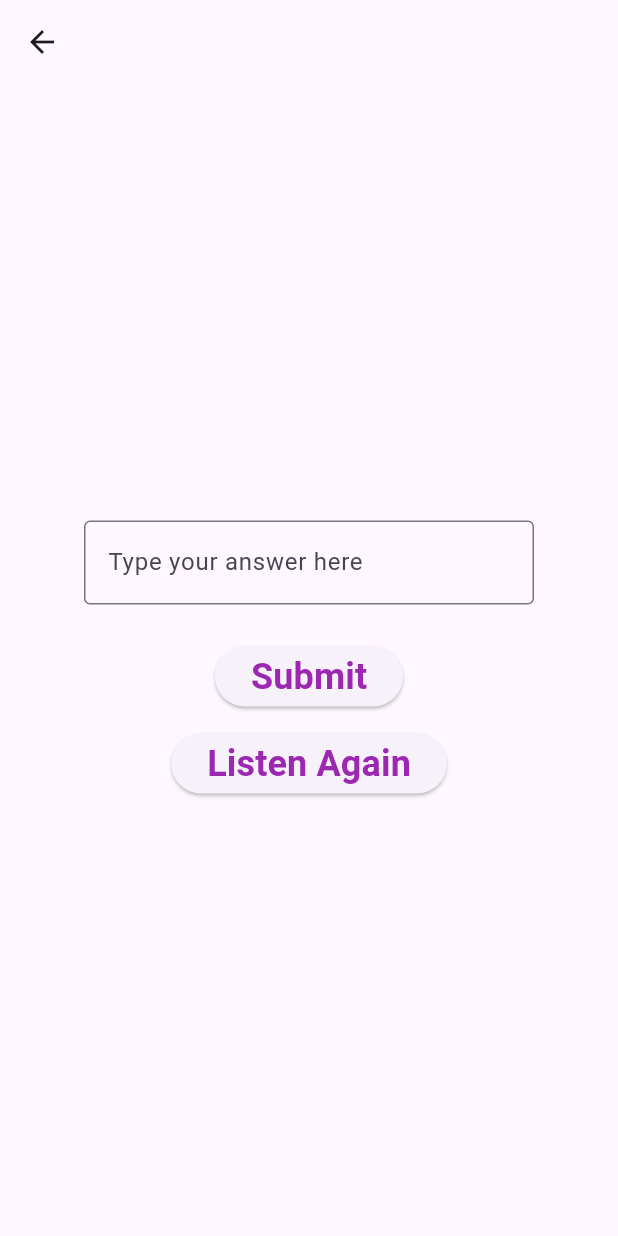
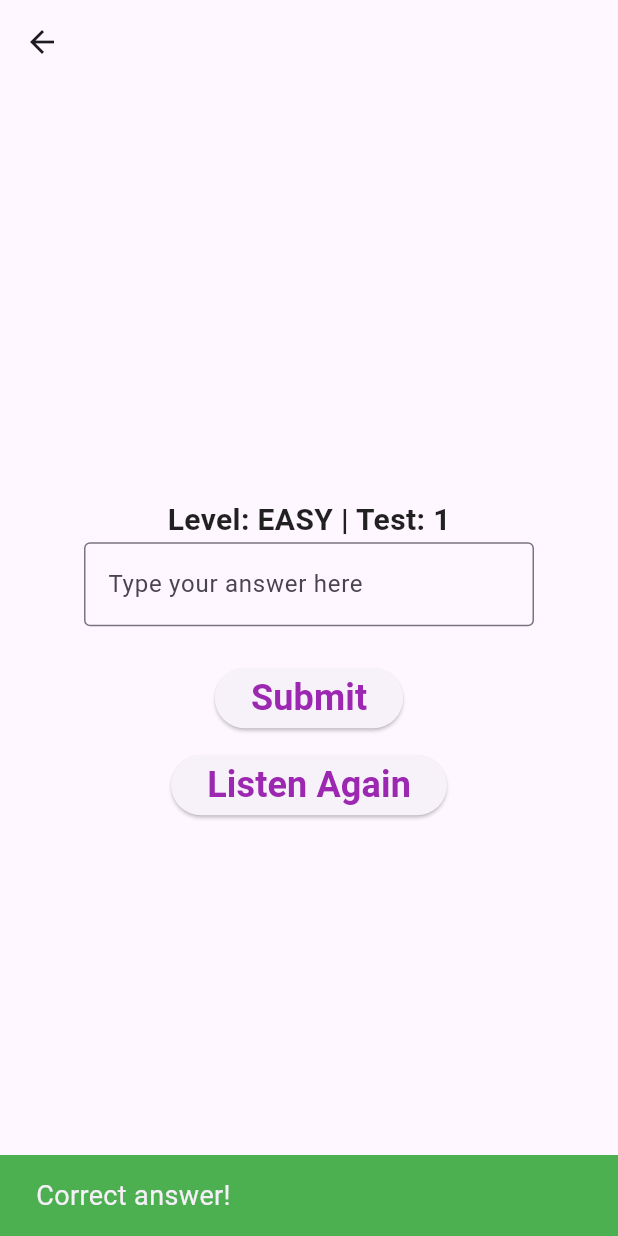
Before and after one commit to sketcher03/learning_app_v1, a Flutter app: the TestPage screen opened directly with empty values, after a tap on "Submit", on a phone screen of 412 x 824 dp. Run offline on Flutter 3.47's test engine with Material 3 defaults, Android fonts, the phone set to English and light mode, and no system bars; our stand-ins replace flutter_tts, google_fonts; network calls fail.

Commit message:
age and difficulty level complete

```diff
--- /dev/null
+++ b/learning_app_v2/devtools_options.yaml
@@ -0,0 +1,3 @@
+description: This file stores settings for Dart & Flutter DevTools.
+documentation: https://docs.flutter.dev/tools/devtools/extensions#configure-extension-enablement-states
+extensions:
--- a/learning_app_v2/lib/test_page.dart
+++ b/learning_app_v2/lib/test_page.dart
@@ -7,8 +7,10 @@ import 'package:google_fonts/google_fonts.dart';
 
 class TestPage extends StatefulWidget {
   final String topic;
+  final String ageGroup;
 
-  const TestPage({super.key, required this.topic});
+  //const TestPage({super.key, required this.topic, required String ageGroup});
+  const TestPage({super.key, required this.ageGroup, required this.topic});
 
   @override
   _TestPageState createState() => _TestPageState();
@@ -17,33 +19,33 @@ class TestPage extends StatefulWidget {
 class _TestPageState extends State<TestPage> {
   final FlutterTts flutterTts = FlutterTts();
   final TextEditingController _answerController = TextEditingController(); // Controller for the text field
+
+
+  String currentDifficulty = "easy";
+  int currentTestNumber = 1; // Test number within the difficulty (1 to 3)
   int currentQuestionIndex = 0;
+  List<int> testScores = []; // Stores scores for the current difficulty level
   int score = 0;
+  bool isLoading = false;
 
   String ageGroup = "";
   String currentWord = "";
   String difficulty = "";
 
-  // final List<Map<String, dynamic>> questions = [
-  //   {
-  //     "question": "Spell the word 'Apple'",
-  //     "answer": "apple",
-  //   },
-  //   {
-  //     "question": "Spell the word 'Banana'",
-  //     "answer": "banana",
-  //   },
-  //   {
-  //     "question": "Spell the word 'Elephant'",
-  //     "answer": "elephant",
-  //   },
-  // ];
+  // @override
+  // void initState() {
+  //   super.initState();
+  //   initializeTts();
+  //   fetchRandomSpellingWord();; // Speak the first question when the page loads
+  // }
 
     @override
     void initState() {
       super.initState();
+      ageGroup = widget.ageGroup; // Set ageGroup from widget
+      currentDifficulty = "easy";
       initializeTts();
-    fetchRandomSpellingWord();; // Speak the first question when the page loads
+      fetchRandomSpellingWord();
     }
 
   Future<void> initializeTts() async {
@@ -57,19 +59,74 @@ class _TestPageState extends State<TestPage> {
     await flutterTts.speak(text); // Speak the text
   }
 
+  // Future<void> fetchRandomSpellingWord() async {
+  //   final response = await http.get(Uri.parse('http://10.0.2.2:5000/api/random-spelling-word'));
+  //   if (response.statusCode == 200) {
+  //     final data = json.decode(response.body);
+  //     print("$data");
+  //     setState(() {
+  //       ageGroup = data['Age Group'];
+  //       currentWord = data['Word'];
+  //       difficulty = data['Difficulty Level'];
+  //     });
+  //     speak("Spell the word $currentWord"); // Speak the word
+  //   } else {
+  //     throw Exception('Failed to load word');
+  //   }
+  // }
+
   Future<void> fetchRandomSpellingWord() async {
-    final response = await http.get(Uri.parse('http://10.0.2.2:5000/api/random-spelling-word'));
+  setState(() {
+    isLoading = true;
+  });
+  try {
+    final response = await http.get(
+            Uri.parse('http://10.0.2.2:5000/api/random-spelling-word?age_group=$ageGroup&difficulty=$currentDifficulty'),
+    );
     if (response.statusCode == 200) {
       final data = json.decode(response.body);
       print("$data");
+
+
+      print("ageGroup= $ageGroup");
+
+
       setState(() {
         ageGroup = data['Age Group'];
         currentWord = data['Word'];
         difficulty = data['Difficulty Level'];
+        isLoading = false;
       });
-      speak("Spell the word $currentWord"); // Speak the word
+      print("ageGroup= $ageGroup");
+
+
+      speak("Spell the word $currentWord");
+
+
     } else {
-      throw Exception('Failed to load word');
+      setState(() {
+        isLoading = false;
+      });
+      ScaffoldMessenger.of(context).showSnackBar(
+        const SnackBar(
+          content: Text("Failed to fetch word. Please try again."),
+          backgroundColor: Colors.red,
+          duration: Duration(seconds: 2),
+        ),
+      );
+    }
+  } catch (e) {
+    setState(() {
+      isLoading = false;
+    });
+    print("Error fetching word: $e");
+    ScaffoldMessenger.of(context).showSnackBar(
+      const SnackBar(
+        content: Text("An error occurred. Please check your connection."),
+        backgroundColor: Colors.red,
+        duration: Duration(seconds: 2),
+      ),
+    );
   }
 }
 
@@ -79,6 +136,13 @@ class _TestPageState extends State<TestPage> {
       setState(() {
         score++;
       });
+      ScaffoldMessenger.of(context).showSnackBar(
+        const SnackBar(
+        content: Text("Correct answer!"),
+        backgroundColor: Colors.green,
+        duration: Duration(seconds: 2),
+      ),
+      );
     } else {
       ScaffoldMessenger.of(context).showSnackBar(
         const SnackBar(
@@ -95,15 +159,94 @@ class _TestPageState extends State<TestPage> {
       });
       _answerController.clear(); // Clear the text field
       fetchRandomSpellingWord(); // Fetch and speak the next word
-    } else {
-      Navigator.pushReplacement(
-        context,
-        MaterialPageRoute(
-          builder: (context) => ScorePage(score: score, total: 10), // as 10 questions per test
+    }
+  //else {
+  //     Navigator.pushReplacement(
+  //       context,
+  //       MaterialPageRoute(
+  //         builder: (context) => ScorePage(score: score, total: 10), // as 10 questions per test
+  //       ),
+  //     );
+  //   }
+  // }
+
+  // difficulty starts
+
+  else {
+    // Test completed
+    setState(() {
+      testScores.add(score); // Save the score for the current test
+      currentQuestionIndex = 0; // Reset question index for the next test
+      score = 0; // Reset score for the next test
+    });
+
+    // Check if 3 tests are completed
+    if (testScores.length == 3) {
+      double averageScore = testScores.reduce((a, b) => a + b) / 30; // Calculate average score (out of 10)
+      if (averageScore >= 0.8) {
+        // Promote to the next level
+        if (currentDifficulty == "easy") {
+          setState(() {
+            currentDifficulty = "moderate";
+            currentTestNumber = 1;
+            testScores = [];
+          });
+          ScaffoldMessenger.of(context).showSnackBar(
+            const SnackBar(
+              content: Text("Congratulations! You have been promoted to the moderate level."),
+              backgroundColor: Colors.green,
+              duration: Duration(seconds: 3),
+            ),
+          );
+        } else if (currentDifficulty == "moderate") {
+          setState(() {
+            currentDifficulty = "hard";
+            currentTestNumber = 1;
+            testScores = [];
+          });
+          ScaffoldMessenger.of(context).showSnackBar(
+            const SnackBar(
+              content: Text("Congratulations! You have been promoted to the hard level."),
+              backgroundColor: Colors.green,
+              duration: Duration(seconds: 3),
+            ),
+          );
+        } else if (currentDifficulty == "hard") {
+          ScaffoldMessenger.of(context).showSnackBar(
+            const SnackBar(
+              content: Text("Congratulations! You have completed all levels."),
+              backgroundColor: Colors.green,
+              duration: Duration(seconds: 3),
             ),
           );
         }
+      } else {
+        // Retry the same level
+        setState(() {
+          currentTestNumber = 1;
+          testScores = [];
+        });
+        ScaffoldMessenger.of(context).showSnackBar(
+          const SnackBar(
+            content: Text("You need to score at least 80% to proceed to the next level. Retrying..."),
+            backgroundColor: Colors.red,
+            duration: Duration(seconds: 3),
+          ),
+        );
       }
+    } else {
+      // Move to the next test
+      setState(() {
+        currentTestNumber++;
+      });
+    }
+
+    // Fetch the first word for the next test
+    fetchRandomSpellingWord();
+  }
+}
+
+// difficulty ends
 
   @override
   void dispose() {
@@ -114,12 +257,21 @@ class _TestPageState extends State<TestPage> {
 
   @override
   Widget build(BuildContext context) {
+
+    if (isLoading) {
+      return const Center(child: CircularProgressIndicator());
+    }
+
     return Scaffold(
       appBar: AppBar(title: Text(widget.topic)),
       body: Center(
         child: Column(
           mainAxisAlignment: MainAxisAlignment.center, // Align vertically in the center
           children: [
+            Text(
+              "Level: ${currentDifficulty.toUpperCase()} | Test: $currentTestNumber",
+              style: TextStyle(fontSize: 20, fontWeight: FontWeight.bold),
+            ),
             SizedBox(
               width: 300, // Set a fixed width for the text field
               child: TextField(
--- a/learning_app_v2/lib/topic_page.dart
+++ b/learning_app_v2/lib/topic_page.dart
@@ -1,7 +1,8 @@
 import 'package:flutter/material.dart';
 import 'package:learning_app/model.dart';
-import 'package:learning_app/test_page.dart';
+//import 'package:learning_app/test_page.dart';
 import 'package:google_fonts/google_fonts.dart';
+import 'age_Group_page.dart'; // Import the AgeGroup Page
 
 class TopicPage extends StatelessWidget {
   final Subject subject;
@@ -51,7 +52,7 @@ class TopicPage extends StatelessWidget {
                   Navigator.push(
                     context,
                     MaterialPageRoute(
-                      builder: (context) => TestPage(topic: topic),
+                      builder: (context) => AgeGroupPage(topic: topic),
                     ),
                   );
                 },
--- a/learning_app_v2/pubspec.yaml
+++ b/learning_app_v2/pubspec.yaml
@@ -49,7 +49,7 @@ dev_dependencies:
   # activated in the `analysis_options.yaml` file located at the root of your
   # package. See that file for information about deactivating specific lint
   # rules and activating additional ones.
-  flutter_lints: ^4.0.0
+  flutter_lints: ^5.0.0
 
 # For information on the generic Dart part of this file, see the
 # following page: https://dart.dev/tools/pub/pubspec
```
Also changed, not shown: learning_app_v2/lib/age_Group_page.dart (added, +112 -0 lines), learning_app_v2/pubspec.lock, 126 other files. Lines whose indentation alone changed are shown as unchanged.
